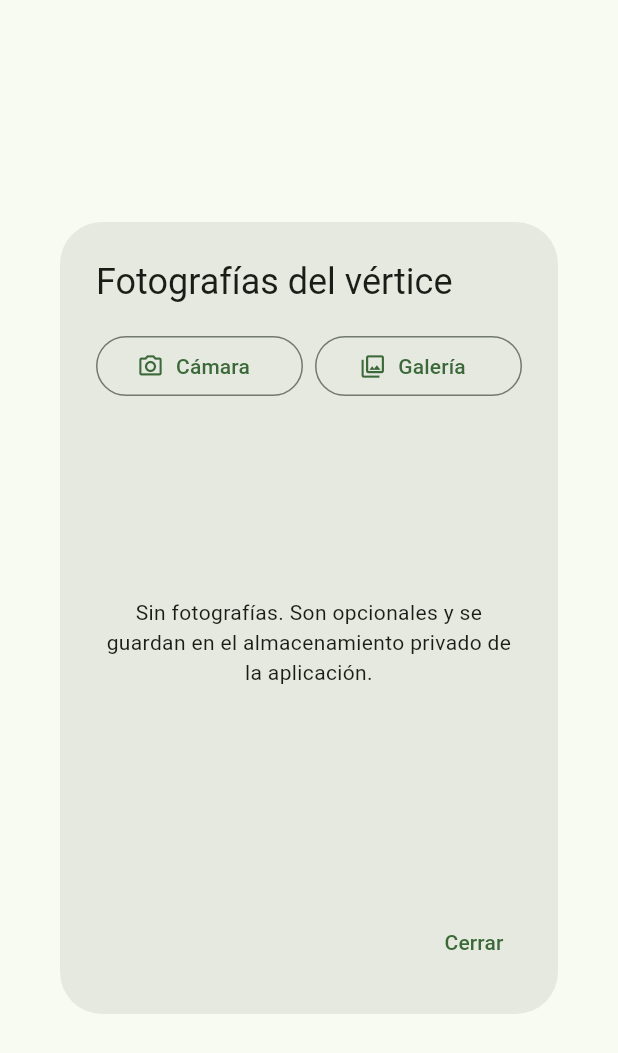
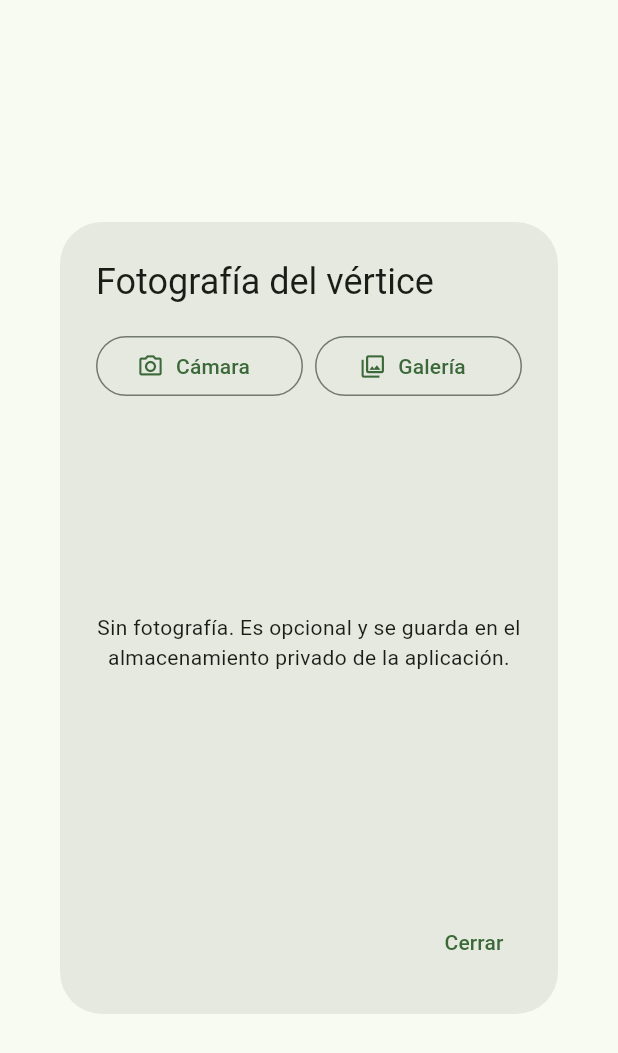
Before and after one commit to ItsMeEli173/CatastroDemo, a Flutter app: the VertexPhotoDialog widget shown alone on an empty page, opened directly with empty values, on a phone screen of 412 x 824 dp. Shown: the top 1053 px of the screen. Run offline on Flutter 3.47's test engine with Material 3 defaults, Android fonts, the phone set to English and light mode, and no system bars; our stand-ins replace drift, drift_flutter, flutter_map, flutter_riverpod, geolocator, image_picker and 2 more; accounts and stored records are empty; generated files the repository leaves out were written again.

Commit message:
refactor(vertex-photos): titulo en singular del dialogo del vertice
El dialogo ahora muestra "Fotografia del vertice" y el texto vacio en
singular, coherente con el limite de una foto por vertice.

```diff
--- a/lib/features/vertex_photos/presentation/vertex_photo_dialog.dart
+++ b/lib/features/vertex_photos/presentation/vertex_photo_dialog.dart
@@ -11,7 +11,10 @@ import '../../../core/widgets/photo_viewer.dart';
 import '../data/vertex_photo_providers.dart';
 import '../domain/entities/vertex_photo.dart';
 
-/// Diálogo para listar, agregar y eliminar fotografías de un vértice.
+/// Diálogo para ver, agregar y eliminar la fotografía de un vértice.
+///
+/// Un vértice tiene a lo sumo una foto: agregar una nueva reemplaza a la
+/// anterior.
 class VertexPhotoDialog extends ConsumerStatefulWidget {
   const VertexPhotoDialog({required this.vertexId, super.key});
 
@@ -117,7 +120,7 @@ class _VertexPhotoDialogState extends ConsumerState<VertexPhotoDialog> {
   @override
   Widget build(BuildContext context) {
     return AlertDialog(
-      title: const Text('Fotografías del vértice'),
+      title: const Text('Fotografía del vértice'),
       content: SizedBox(
         width: double.maxFinite,
         height: 360,
@@ -149,8 +152,8 @@ class _VertexPhotoDialogState extends ConsumerState<VertexPhotoDialog> {
                   : (_photos == null || _photos!.isEmpty)
                       ? const Center(
                           child: Text(
-                            'Sin fotografías. Son opcionales y se guardan en '
-                            'el almacenamiento privado de la aplicación.',
+                            'Sin fotografía. Es opcional y se guarda en el '
+                            'almacenamiento privado de la aplicación.',
                             textAlign: TextAlign.center,
                           ),
                         )
```
